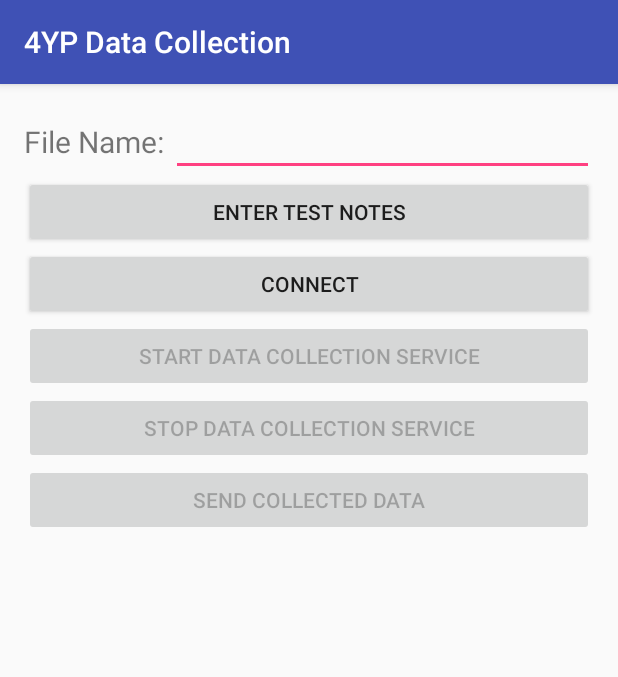
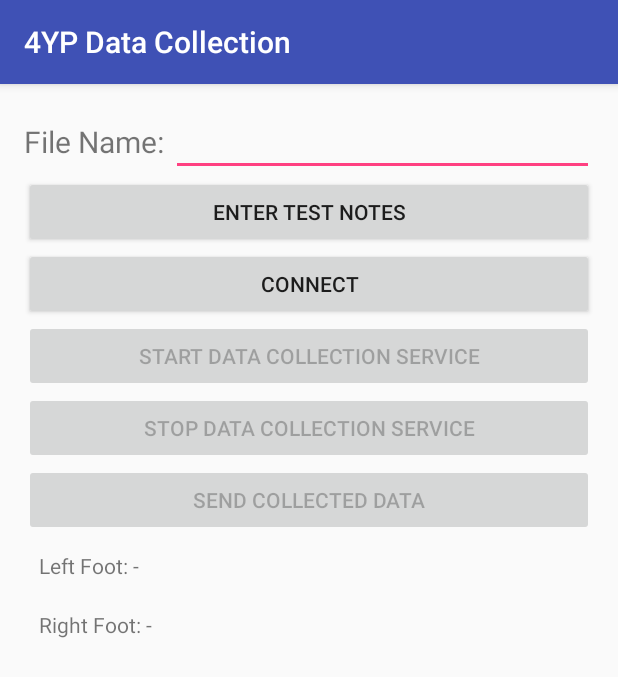
Before and after one commit to Oxford-step-counter/Data-Collection-Android-App, an Android app: the screen it shows after launch (MainActivity), on a phone screen of 412 x 824 dp. Shown: the top 677 px of the screen. Run offline under Robolectric (Android 15) with nearby library versions, the phone set to English and light mode, and no system bars; 1 statement that could not run was skipped.

Commit message:
chg: Added foot status text

```diff
--- a/app/src/main/java/com/jamie/android/a4ypdatacollection/BluetoothModule.java
+++ b/app/src/main/java/com/jamie/android/a4ypdatacollection/BluetoothModule.java
@@ -50,6 +50,7 @@ public class BluetoothModule {
 
     public interface BluetoothModuleCallback {
         void onDisconnect();
+        void onUpdate(int leftState, int rightState);
     }
 
     public BluetoothModule(Context context, BluetoothModuleCallback callback) {
@@ -228,6 +229,8 @@ public class BluetoothModule {
                 leftState = 0;
         }
 
+
+
         //Write to file.
         if (mActive) {
             String line = Long.toString(ts) + "," + Integer.toString(rightState) + "," + Integer.toString(leftState) + "\n";
@@ -240,6 +243,7 @@ public class BluetoothModule {
             }
         }
 
+        callback.onUpdate(leftState, rightState);
     }
 
 
--- a/app/src/main/java/com/jamie/android/a4ypdatacollection/MainActivity.java
+++ b/app/src/main/java/com/jamie/android/a4ypdatacollection/MainActivity.java
@@ -24,6 +24,7 @@ import android.view.View;
 import android.view.WindowManager;
 import android.widget.Button;
 import android.widget.EditText;
+import android.widget.TextView;
 import android.widget.Toast;
 
 import java.io.File;
@@ -45,6 +46,9 @@ public class MainActivity extends AppCompatActivity implements BluetoothModule.B
     private Button mNotesEditButton;
 
     private EditText mFileNameEditText;
+
+    private TextView mLeftFootStateTextview;
+    private TextView mRightFootStateTextView;
 
     private SensorLogger mLogger;
     private SensorManager sensorManager;
@@ -91,6 +95,7 @@ public class MainActivity extends AppCompatActivity implements BluetoothModule.B
         setUpSensors();
         setUpEditText();
         setUpButtons();
+        setUpTextViews();
     }
 
     //Function to reset state --> create new Logger object.
@@ -174,6 +179,12 @@ public class MainActivity extends AppCompatActivity implements BluetoothModule.B
             sensors[k] = Utils.mapSensorType(i);
             k++;
         }
+    }
+
+    private void setUpTextViews() {
+
+        mLeftFootStateTextview = (TextView) findViewById(R.id.left_foot_status);
+        mRightFootStateTextView = (TextView) findViewById(R.id.right_foot_status);
     }
 
     private void setUpEditText() {
@@ -375,10 +386,27 @@ public class MainActivity extends AppCompatActivity implements BluetoothModule.B
                 mStartCollectionButton.setEnabled(false);
                 mStopCollectionButton.setEnabled(false);
                 mSendDataButton.setEnabled(false);
+                mLeftFootStateTextview.setText("-");
+                mRightFootStateTextView.setText("-");
             }
         });
         Toast toast = Toast.makeText(this, "RFduino disconnected", Toast.LENGTH_SHORT);
         toast.show();
+    }
+
+    @Override
+    public void onUpdate(int leftState, final int rightState) {
+
+        final String leftStateStr = leftState == 1 ? "Up" : "Down";
+        final String rightStateStr = rightState == 1 ? "Up" : "Down";
+
+        runOnUiThread(new Runnable() {
+            @Override
+            public void run() {
+                mLeftFootStateTextview.setText(leftStateStr);
+                mRightFootStateTextView.setText(rightStateStr);
+            }
+        });
     }
 
     private class FileUpload extends AsyncTask<String, Void, String> {
--- a/app/src/main/res/layout/activity_main.xml
+++ b/app/src/main/res/layout/activity_main.xml
@@ -58,4 +58,34 @@
         android:text = "Send Collected Data"
         />
 
+    <LinearLayout
+        android:layout_width="match_parent"
+        android:layout_height="wrap_content"
+        android:padding="10dp">
+        <TextView
+            android:layout_width="wrap_content"
+            android:layout_height="match_parent"
+            android:text="Left Foot: "/>
+        <TextView
+            android:layout_width="wrap_content"
+            android:layout_height="match_parent"
+            android:text="-"
+            android:id="@+id/left_foot_status"/>
+    </LinearLayout>
+
+    <LinearLayout
+        android:layout_width="match_parent"
+        android:layout_height="wrap_content"
+        android:padding="10dp">
+        <TextView
+            android:layout_width="wrap_content"
+            android:layout_height="match_parent"
+            android:text="Right Foot: "/>
+        <TextView
+            android:layout_width="wrap_content"
+            android:layout_height="match_parent"
+            android:text="-"
+            android:id="@+id/right_foot_status"/>
+    </LinearLayout>
+
 </LinearLayout>
--- a/build.gradle
+++ b/build.gradle
@@ -5,7 +5,7 @@ buildscript {
         jcenter()
     }
     dependencies {
-        classpath 'com.android.tools.build:gradle:2.1.3'
+        classpath 'com.android.tools.build:gradle:2.2.3'
 
         // NOTE: Do not place your application dependencies here; they belong
         // in the individual module build.gradle files
```
